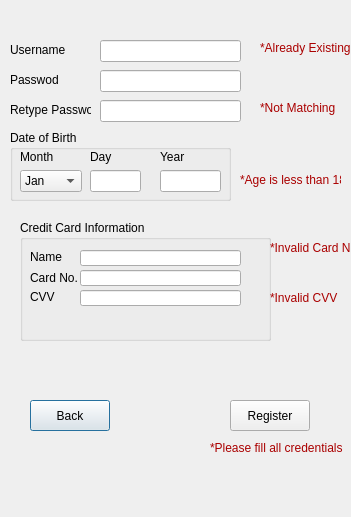
This is registerwindow.ui in Ahmed-Soliman1/New-Lab-Project as Qt 5 draws it before an edit. The edited form follows.
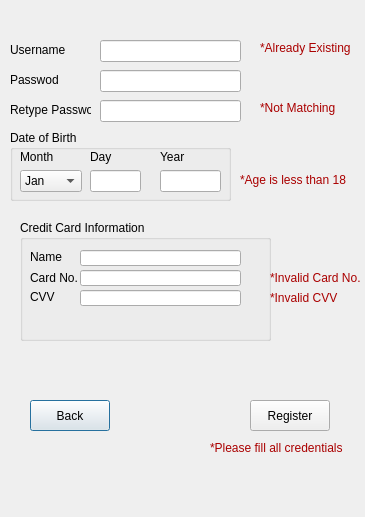
This is the edited form.

What changed in the file:
```diff
--- a/registerwindow.ui
+++ b/registerwindow.ui
@@ -6,7 +6,7 @@
    <rect>
     <x>0</x>
     <y>0</y>
-    <width>351</width>
+    <width>365</width>
     <height>517</height>
    </rect>
   </property>
@@ -215,7 +215,7 @@
   <widget class="QPushButton" name="RegisterPushButton">
    <property name="geometry">
     <rect>
-     <x>230</x>
+     <x>250</x>
      <y>400</y>
      <width>80</width>
      <height>31</height>
@@ -229,8 +229,8 @@
    <property name="geometry">
     <rect>
      <x>270</x>
-     <y>240</y>
-     <width>81</width>
+     <y>270</y>
+     <width>91</width>
      <height>16</height>
     </rect>
    </property>
@@ -411,7 +411,7 @@
     <rect>
      <x>240</x>
      <y>170</y>
-     <width>101</width>
+     <width>121</width>
      <height>20</height>
     </rect>
    </property>
```
Left out of the diff: 6 changed lines with no effect on the pictures.
